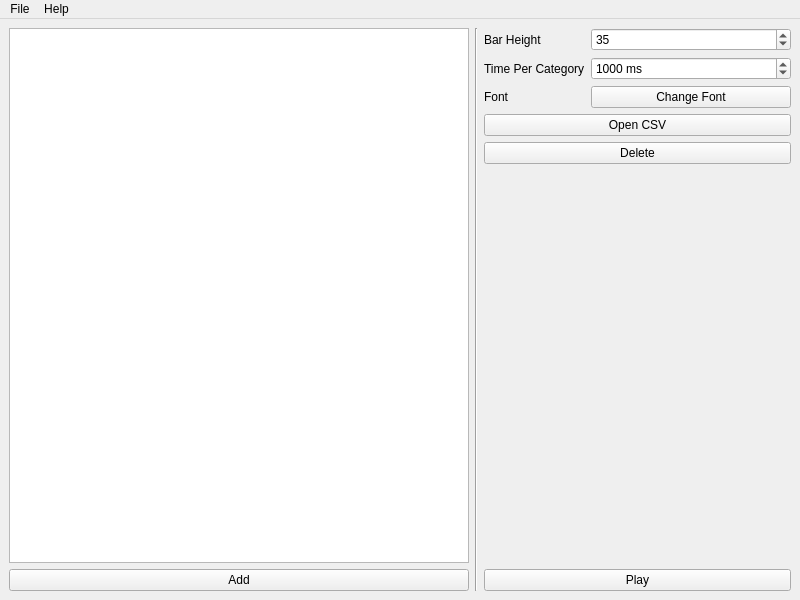
Above: picker/mainwindow.ui from nrbyte/numvisz before the change. Below: the same form after it.
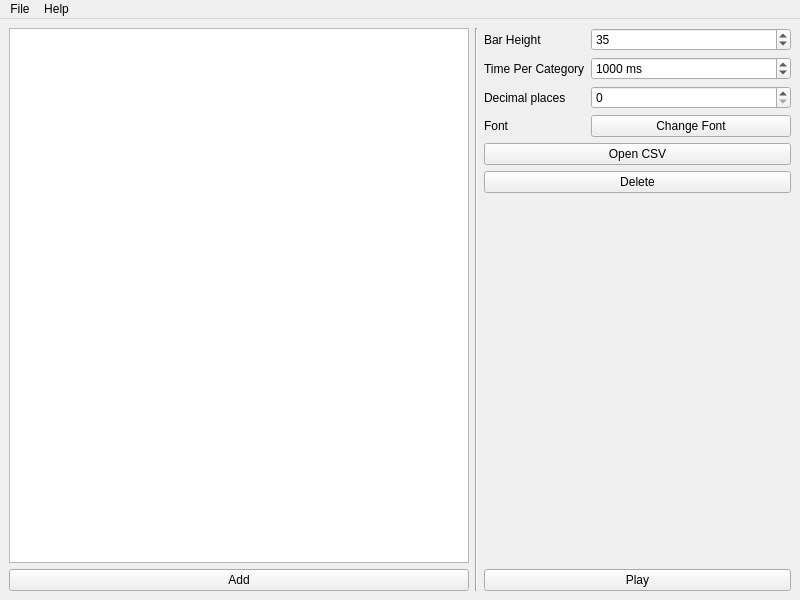
That is the form after the change.

Commit message: Added decimal place setting

```diff
--- a/picker/mainwindow.ui
+++ b/picker/mainwindow.ui
@@ -91,20 +91,34 @@
             </property>
            </widget>
           </item>
-          <item row="2" column="0">
+          <item row="3" column="0">
            <widget class="QLabel" name="label_3">
             <property name="text">
              <string>Font</string>
             </property>
            </widget>
           </item>
-          <item row="2" column="1">
+          <item row="3" column="1">
            <widget class="QPushButton" name="fontButton">
             <property name="text">
              <string>Change Font</string>
             </property>
            </widget>
           </item>
+          <item row="2" column="1">
+           <widget class="QSpinBox" name="spinDecimalPlaces">
+            <property name="maximum">
+             <number>10</number>
+            </property>
+           </widget>
+          </item>
+          <item row="2" column="0">
+           <widget class="QLabel" name="label_4">
+            <property name="text">
+             <string>Decimal places</string>
+            </property>
+           </widget>
+          </item>
          </layout>
         </item>
         <item>
```
The commit also changes 7 other files.
